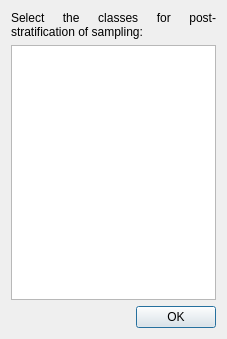
Old version of the form AcATaMa/ui/post_stratification_classes_dialog.ui in the repository SMByC/AcATaMa.
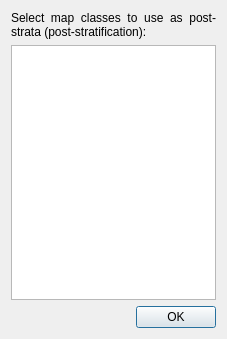
New version of the form.

Commit message: Improve post-stratification UI texts and labels, and documentation

```diff
--- a/AcATaMa/ui/post_stratification_classes_dialog.ui
+++ b/AcATaMa/ui/post_stratification_classes_dialog.ui
@@ -17,7 +17,7 @@
    <item>
     <widget class="QLabel" name="label">
      <property name="text">
-      <string>Select the classes for post-stratification of sampling:</string>
+      <string>Select map classes to use as post-strata (post-stratification):</string>
      </property>
      <property name="alignment">
       <set>Qt::AlignJustify|Qt::AlignVCenter</set>
```
The commit also changes 2 other files.
